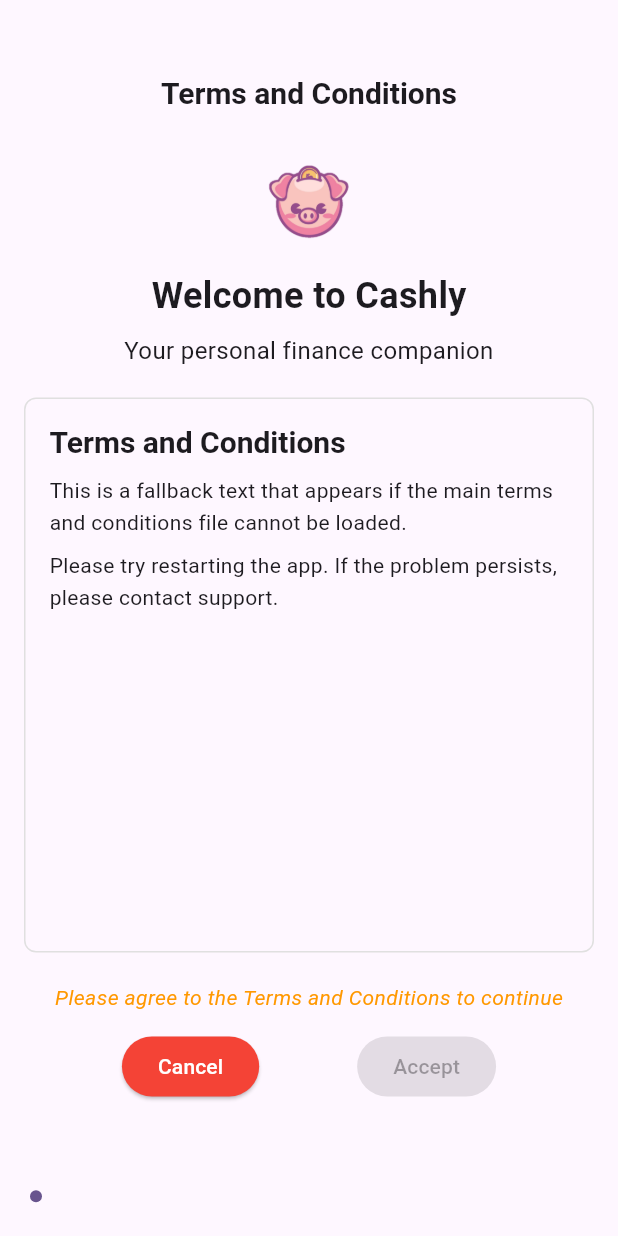
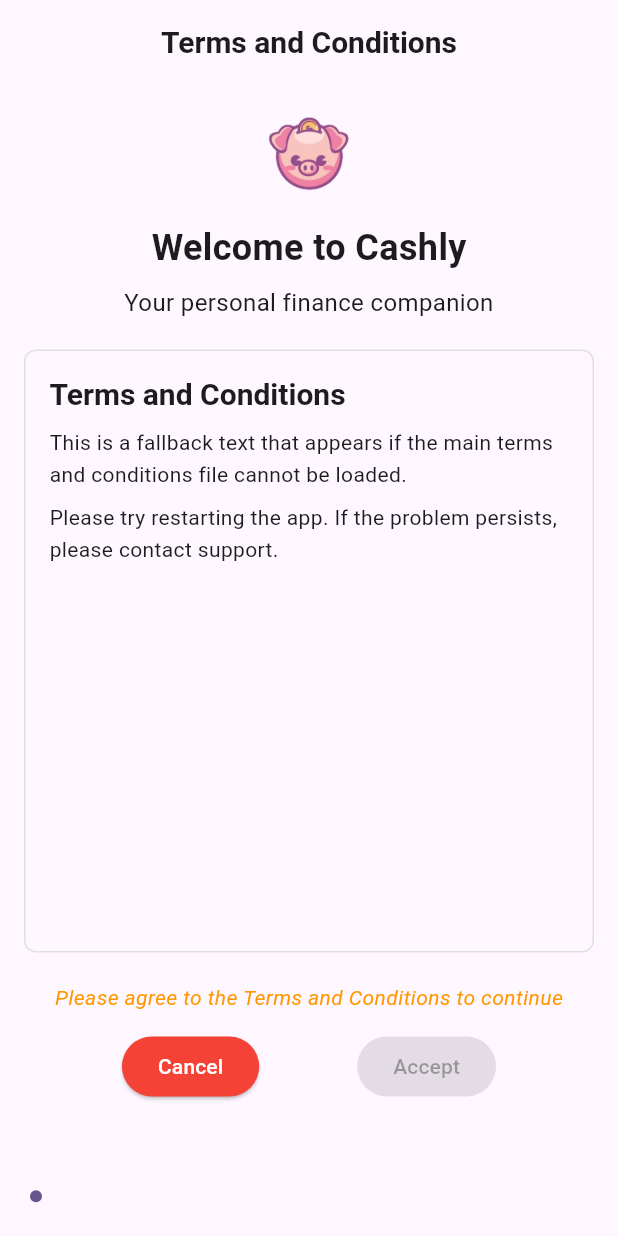
Before and after one commit to enekor/Gastoscopio, a Flutter app: the screen it shows after launch, on a phone screen of 412 x 824 dp. Run offline on Flutter 3.47's test engine with Material 3 defaults, Android fonts, the phone set to English and light mode, and no system bars; drawn by our look-alikes of dynamic_color; our stand-ins replace carousel_slider, dropdown_button2, file_picker, firebase_core, fl_chart, floor and 11 more; missing offline and left inert: googleapis, notification_listener_service, properties, svg_flutter; accounts and stored records are empty; generated files the repository leaves out were written again; Roboto replaces fonts that are missing (Pacifico).

Commit message:
arreglo de pantalla 2

```diff
--- a/lib/onboarding/screens/first_startup.dart
+++ b/lib/onboarding/screens/first_startup.dart
@@ -59,17 +59,13 @@
   Widget build(BuildContext context) {
     return Scaffold(
       appBar: AppBar(
-        toolbarHeight: kToolbarHeight + 32,
-        title: Padding(
-          padding: const EdgeInsets.only(top: 35.0),
-          child: Text(
+        title: Text(
           AppLocalizations.of(context).termsAndConditions,
           style: TextStyle(
             fontFamily: 'Pacifico',
             fontSize: 20,
             fontWeight: FontWeight.bold,
             color: Theme.of(context).colorScheme.onSurface,
-            ),
           ),
         ),
         centerTitle: true,
```
Also changed, not shown: lib/modules/main_screen.dart (+3 -10 lines), 1 other file. Lines whose indentation alone changed are shown as unchanged.
